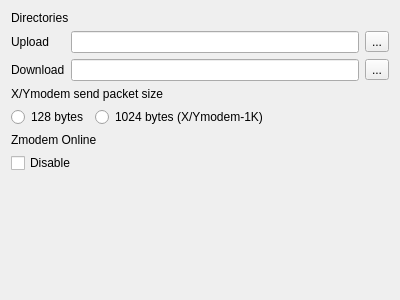
QQxiaoming/quardCRT, file src/globaloptions/globaloptionstransferwidget.ui: the form before one commit.
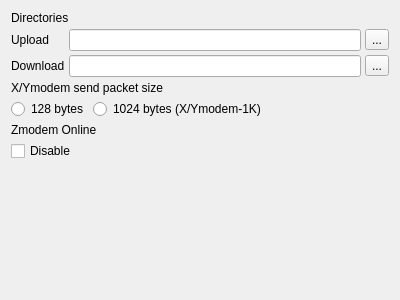
The form after the commit.

```diff
--- a/src/globaloptions/globaloptionstransferwidget.ui
+++ b/src/globaloptions/globaloptionstransferwidget.ui
@@ -11,6 +11,9 @@
    </rect>
   </property>
   <layout class="QVBoxLayout" name="verticalLayout">
+   <property name="spacing">
+    <number>4</number>
+   </property>
    <item>
     <widget class="QLabel" name="label">
      <property name="text">
@@ -20,6 +23,9 @@
    </item>
    <item>
     <layout class="QGridLayout" name="gridLayout">
+     <property name="spacing">
+      <number>4</number>
+     </property>
      <item row="1" column="0">
       <widget class="QLabel" name="label_3">
        <property name="text">
@@ -65,6 +71,9 @@
    </item>
    <item>
     <layout class="QHBoxLayout" name="horizontalLayout_2">
+     <property name="spacing">
+      <number>4</number>
+     </property>
      <item>
       <widget class="QRadioButton" name="radioButton128Bytes">
        <property name="text">
```
